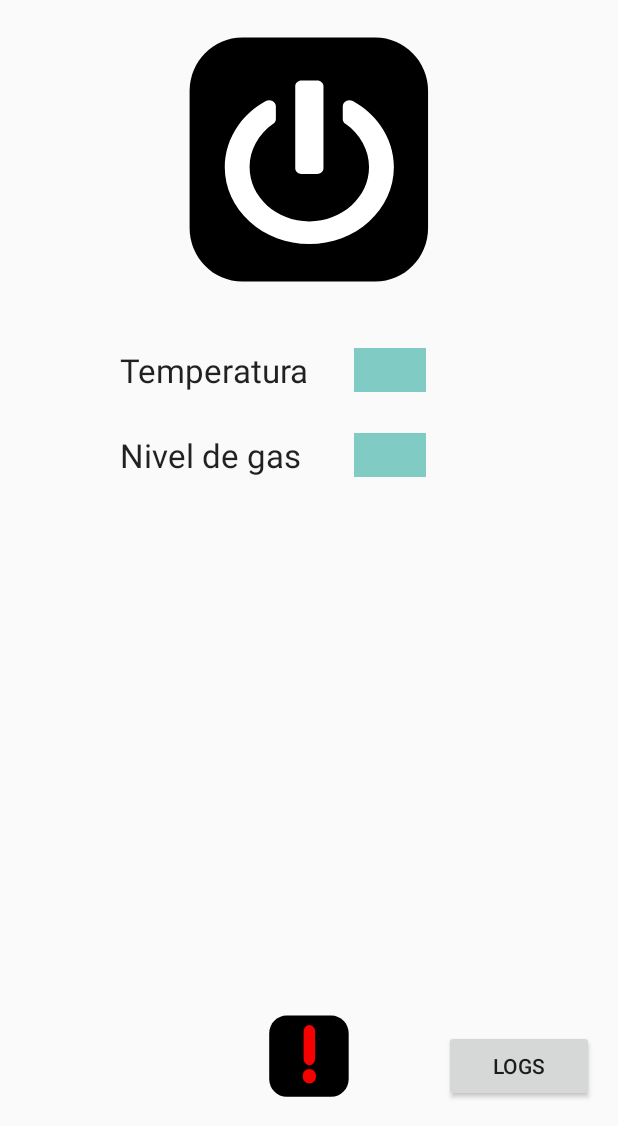
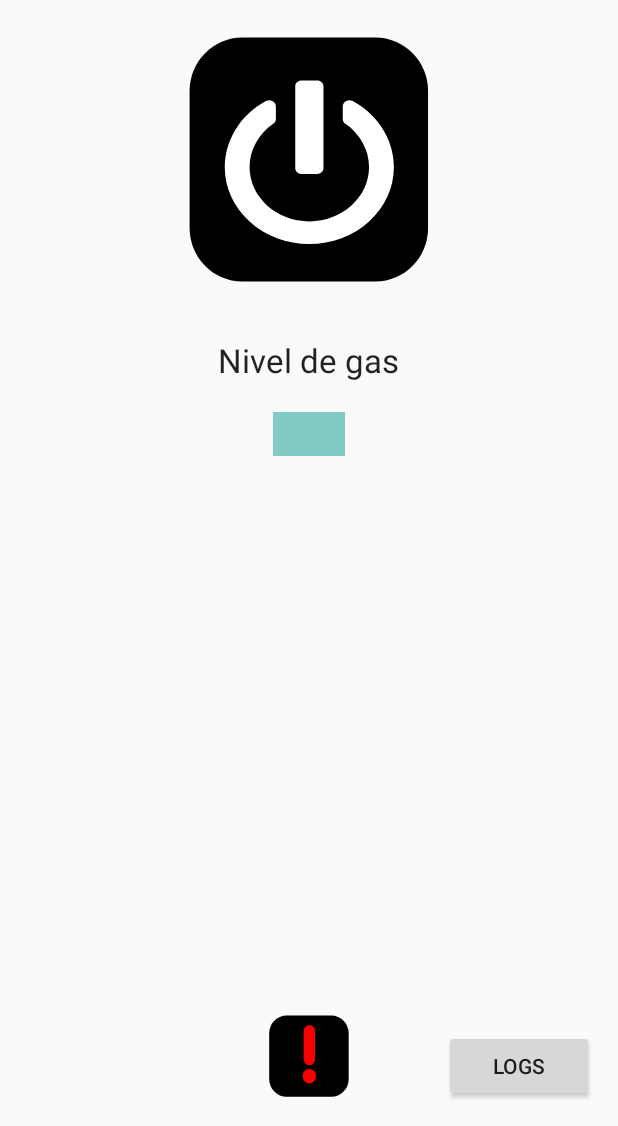
Before and after one commit to marcosnc08/SOA, an Android app: the screen it shows after launch (Home), on a phone screen of 412 x 824 dp, the part 110-1236 px from its top. Run offline under Robolectric (Android 15) with nearby library versions, the phone set to English and light mode, and no system bars.

Commit message:
last changes

```diff
--- a/AndroidApp/AlarmaSeguridad/app/src/main/java/com/unlam/alarmaseguridad/Home.java
+++ b/AndroidApp/AlarmaSeguridad/app/src/main/java/com/unlam/alarmaseguridad/Home.java
@@ -83,7 +83,6 @@ public class Home extends Activity implements SensorEventListener {
 
     public void SyncBtnAlarmaActivadaState() {
         final ImageButton btnActivar = (ImageButton) findViewById(R.id.btnActivar);
-        final TextView txtTemperature = (TextView) findViewById(R.id.txtTemperature);
         final TextView txtGas = (TextView) findViewById(R.id.txtGas);
         Alarm alarm = Alarm.getInstance();
 
@@ -102,7 +101,6 @@ public class Home extends Activity implements SensorEventListener {
             setTxtAlarmStatus();
         }
 
-        txtTemperature.setText(alarm.getTemperature());
         txtGas.setText(alarm.getGas());
     }
 
--- a/AndroidApp/AlarmaSeguridad/app/src/main/java/com/unlam/alarmaseguridad/StatusIntentService.java
+++ b/AndroidApp/AlarmaSeguridad/app/src/main/java/com/unlam/alarmaseguridad/StatusIntentService.java
@@ -66,13 +66,11 @@ public class StatusIntentService extends IntentService {
                     Alarm alarm = Alarm.getInstance();
                     Boolean isActivated = getBooleanWebService("soa_alarma_activated", "activated");
                     Boolean isRinging = getBooleanWebService("soa_alarma_ringing", "ringing");
-                    String temperature = getStringWebService("soa_alarma_sensor_values", "temperature");
                     String gas = getStringWebService("soa_alarma_sensor_values", "gas");
                     String logs = getStringWebService("soa_alarma_logs", "logs");
 
                     alarm.setActivated(isActivated);
                     alarm.setRinging(isRinging);
-                    alarm.setTemperature(temperature);
                     alarm.setGas(gas);
                     alarm.setLogs(logs);
 
--- a/AndroidApp/AlarmaSeguridad/app/src/main/res/layout/activity_home.xml
+++ b/AndroidApp/AlarmaSeguridad/app/src/main/res/layout/activity_home.xml
@@ -52,36 +52,11 @@
         android:layout_width="wrap_content"
         android:layout_height="wrap_content"
         android:textAppearance="?android:attr/textAppearanceLarge"
-        android:text="Temperatura"
-        android:id="@+id/lblTemperature"
-        android:layout_marginTop="34dp"
-        android:layout_below="@+id/btnActivar"
-        android:layout_alignRight="@+id/btnPanic"
-        android:layout_alignEnd="@+id/btnPanic"
-        android:layout_marginRight="30dp"
-        android:layout_marginEnd="30dp" />
-
-    <TextView
-        android:layout_width="wrap_content"
-        android:layout_height="wrap_content"
-        android:textAppearance="?android:attr/textAppearanceLarge"
         android:text="@string/nivel_de_gas"
         android:id="@+id/lblGas"
-        android:layout_below="@+id/lblTemperature"
-        android:layout_alignLeft="@+id/lblTemperature"
-        android:layout_alignStart="@+id/lblTemperature"
-        android:layout_marginTop="27dp" />
-
-    <TextView
-        android:layout_width="wrap_content"
-        android:layout_height="wrap_content"
-        android:textAppearance="?android:attr/textAppearanceLarge"
-        android:id="@+id/txtTemperature"
-        android:layout_alignTop="@+id/lblTemperature"
-        android:layout_toRightOf="@+id/btnPanic"
-        android:layout_toEndOf="@+id/btnPanic"
-        android:minWidth="@dimen/abc_action_bar_stacked_max_height"
-        android:background="@color/accent_material_dark" />
+        android:layout_marginTop="27dp"
+        android:layout_below="@+id/btnActivar"
+        android:layout_centerHorizontal="true" />
 
     <TextView
         android:layout_width="wrap_content"
@@ -90,9 +65,9 @@
         android:id="@+id/txtGas"
         android:background="@color/accent_material_dark"
         android:minWidth="@dimen/abc_action_bar_stacked_max_height"
-        android:layout_alignTop="@+id/lblGas"
-        android:layout_alignLeft="@+id/txtTemperature"
-        android:layout_alignStart="@+id/txtTemperature" />
+        android:layout_below="@+id/lblGas"
+        android:layout_centerHorizontal="true"
+        android:layout_marginTop="20dp" />
 
     <Button
         android:layout_width="@dimen/abc_action_bar_stacked_tab_max_width"
```
Also changed, not shown: 1 other file.
